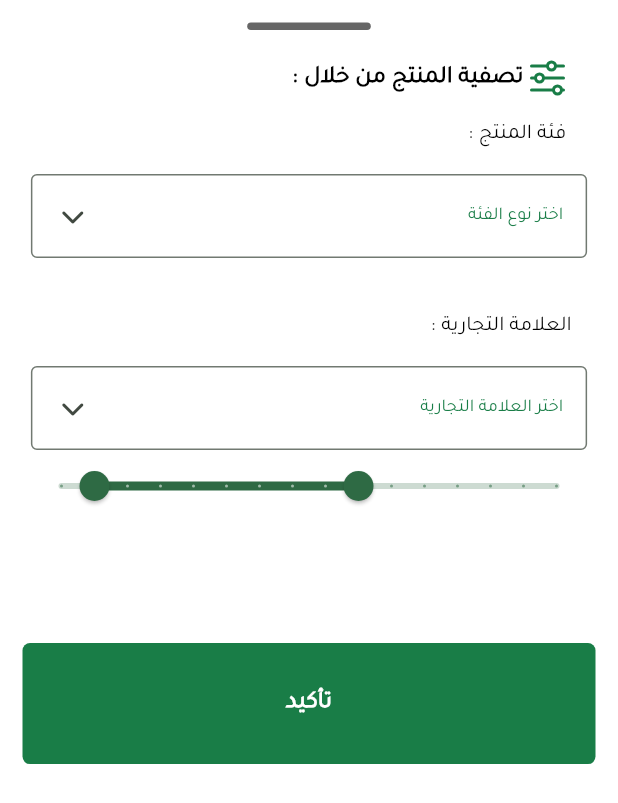
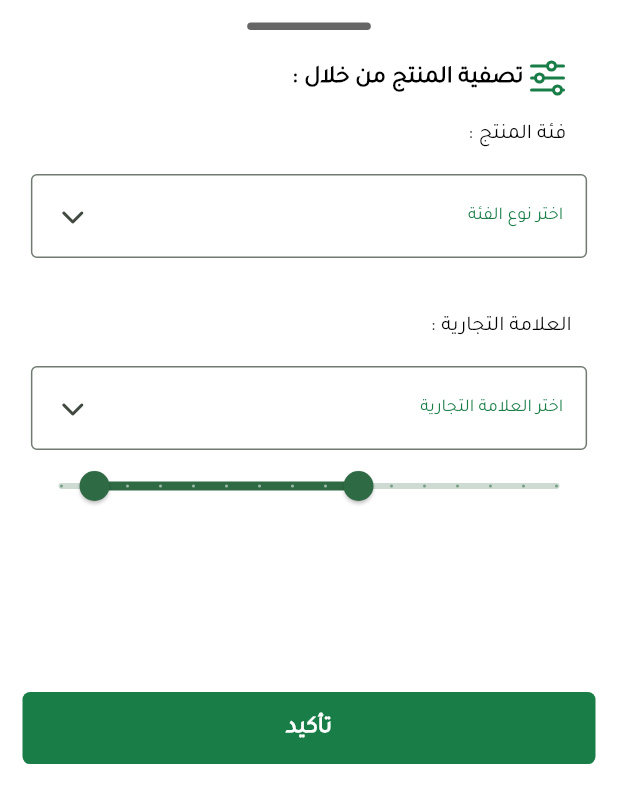
Before and after one commit to ElHbrouk/comatecs, a Flutter app: the ShowModalBottomSheetItem widget shown alone on an empty page, opened directly, on a phone screen of 412 x 824 dp. Shown: the top 803 px of the screen. Run offline on Flutter 3.47's test engine with Material 3 defaults, Android fonts, the phone set to English and light mode, and no system bars; our stand-ins replace carousel_slider, dartz, dots_indicator, flutter_otp_text_field, flutter_svg, fluttericon and 4 more; network calls fail; project files that could hold a hidden picture were left out.

Commit message:
Fix formatting in ShowModalBottomSheetItem widget and simplify code.

```diff
--- a/lib/features/home/presentaion/views/widgets/show_modal_bottom_sheet_item.dart
+++ b/lib/features/home/presentaion/views/widgets/show_modal_bottom_sheet_item.dart
@@ -15,7 +15,7 @@ class ShowModalBottomSheetItem extends StatelessWidget {
   @override
   Widget build(BuildContext context) {
     return Container(
-      height: MediaQuery.sizeOf(context).height*0.6,
+      height: MediaQuery.sizeOf(context).height * 0.6,
       width: double.infinity,
       margin: const EdgeInsetsDirectional.all(15),
       child: Column(
@@ -88,11 +88,9 @@ class ShowModalBottomSheetItem extends StatelessWidget {
           ),
           const CustomRangeSlider(),
           const Spacer(),
-          Expanded(
-            child: CustomButton(
-              onPressed: () {},
-              buttonName: "تأكيد",
-            ),
+          CustomButton(
+            onPressed: () {},
+            buttonName: "تأكيد",
           ),
         ],
       ),
```
